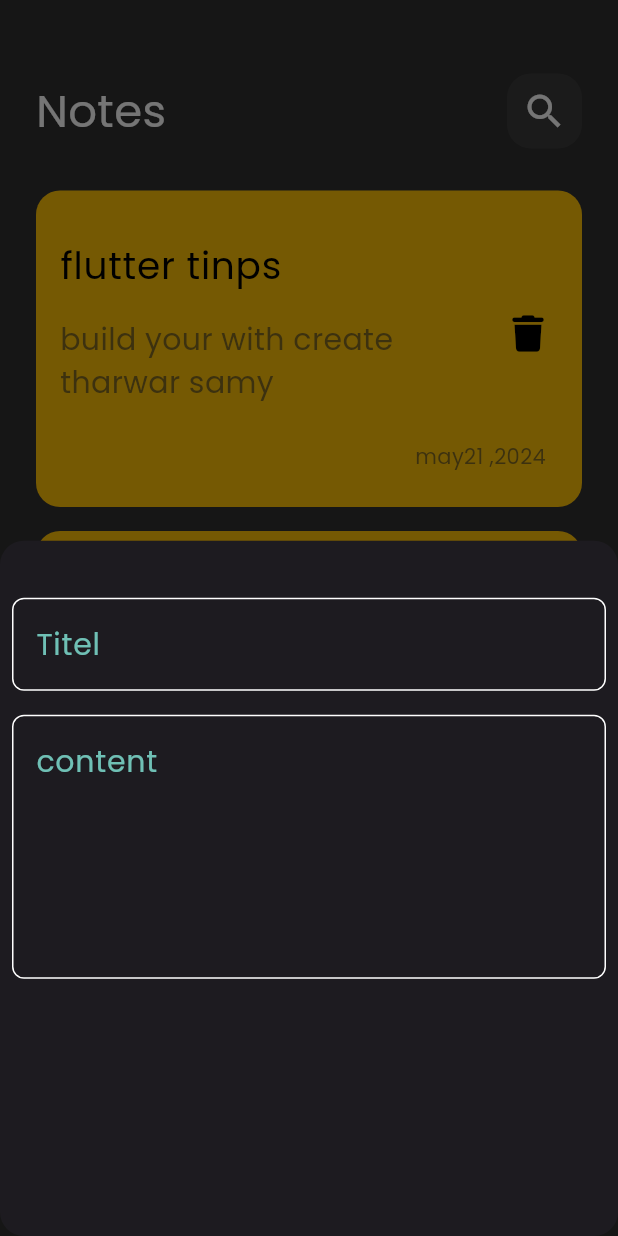
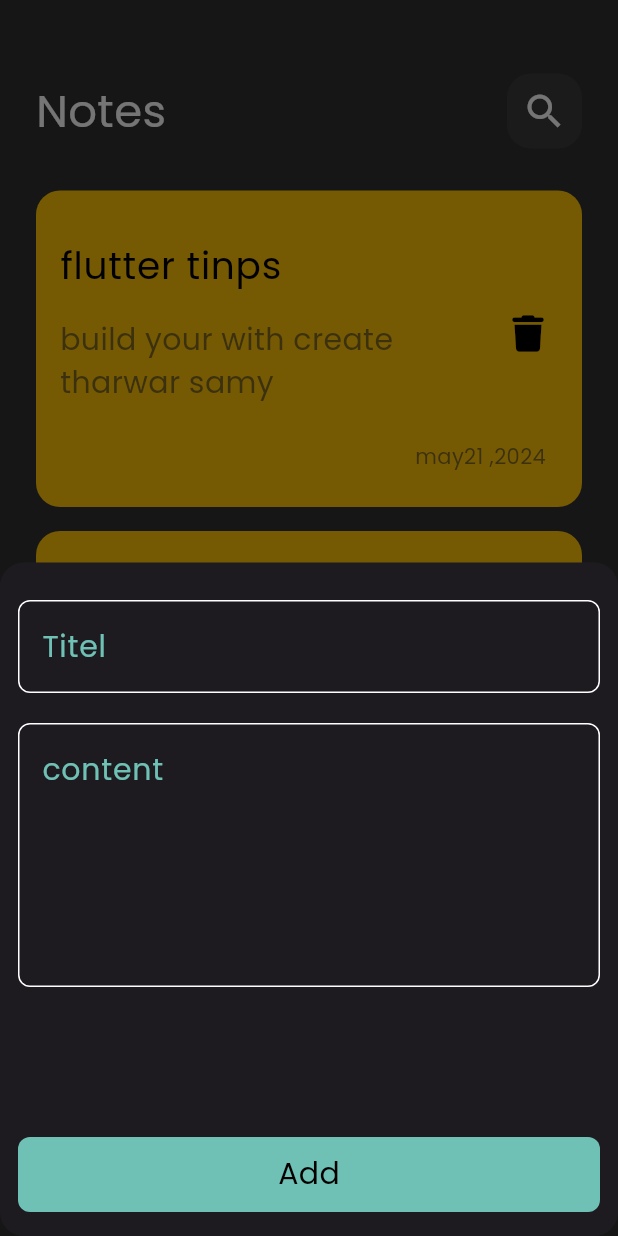
Before and after one commit to Belal-Karem/notes_app, a Flutter app: the screen it shows after launch, after a tap on the "add" icon, on a phone screen of 412 x 824 dp. Run offline on Flutter 3.47's test engine with Material 3 defaults, Android fonts, the phone set to English and light mode, and no system bars; our stand-ins replace font_awesome_flutter.

Commit message:
finish notes buttom sheet

```diff
--- a/lib/widgets/add_note_bottom_sheet.dart
+++ b/lib/widgets/add_note_bottom_sheet.dart
@@ -1,4 +1,5 @@
 import 'package:flutter/material.dart';
+import 'package:notes_app/widgets/custom_button.dart';
 import 'package:notes_app/widgets/custom_text_filed.dart';
 
 class AddNoteBottomSheet extends StatelessWidget {
@@ -6,12 +7,21 @@ class AddNoteBottomSheet extends StatelessWidget {
 
   @override
   Widget build(BuildContext context) {
-    return Column(
-      children: [
-        SizedBox(height: 30),
-        CustomTextFiled(hintText: 'Titel'),
-        CustomTextFiled(hintText: 'content', maxline: 6),
-      ],
+    return Padding(
+      padding: const EdgeInsets.symmetric(horizontal: 12),
+      child: SingleChildScrollView(
+        child: Column(
+          children: [
+            SizedBox(height: 25),
+            CustomTextFiled(hintText: 'Titel'),
+            SizedBox(height: 20),
+            CustomTextFiled(hintText: 'content', maxline: 6),
+            SizedBox(height: 100),
+            CustomButton(),
+            SizedBox(height: 16),
+          ],
+        ),
+      ),
     );
   }
 }
--- /dev/null
+++ b/lib/widgets/custom_button.dart
@@ -0,0 +1,21 @@
+import 'package:flutter/material.dart';
+import 'package:notes_app/constants.dart';
+
+class CustomButton extends StatelessWidget {
+  const CustomButton({super.key});
+
+  @override
+  Widget build(BuildContext context) {
+    return Container(
+      height: 50,
+      width: MediaQuery.of(context).size.width,
+      decoration: BoxDecoration(
+        borderRadius: BorderRadius.circular(8),
+        color: kprimarycolor,
+      ),
+      child: Center(
+        child: Text('Add', style: TextStyle(fontSize: 20, color: Colors.black)),
+      ),
+    );
+  }
+}
--- a/lib/widgets/custom_text_filed.dart
+++ b/lib/widgets/custom_text_filed.dart
@@ -9,9 +9,7 @@ class CustomTextFiled extends StatelessWidget {
 
   @override
   Widget build(BuildContext context) {
-    return Padding(
-      padding: const EdgeInsets.all(8.0),
-      child: TextField(
+    return TextField(
       cursorColor: kprimarycolor,
       maxLines: maxline,
 
@@ -21,7 +19,6 @@ class CustomTextFiled extends StatelessWidget {
         focusedBorder: buildBorder(Color: kprimarycolor),
         hintText: hintText,
         hintStyle: const TextStyle(fontSize: 20, color: kprimarycolor),
-        ),
       ),
     );
   }
```
Lines whose indentation alone changed are shown as unchanged.
